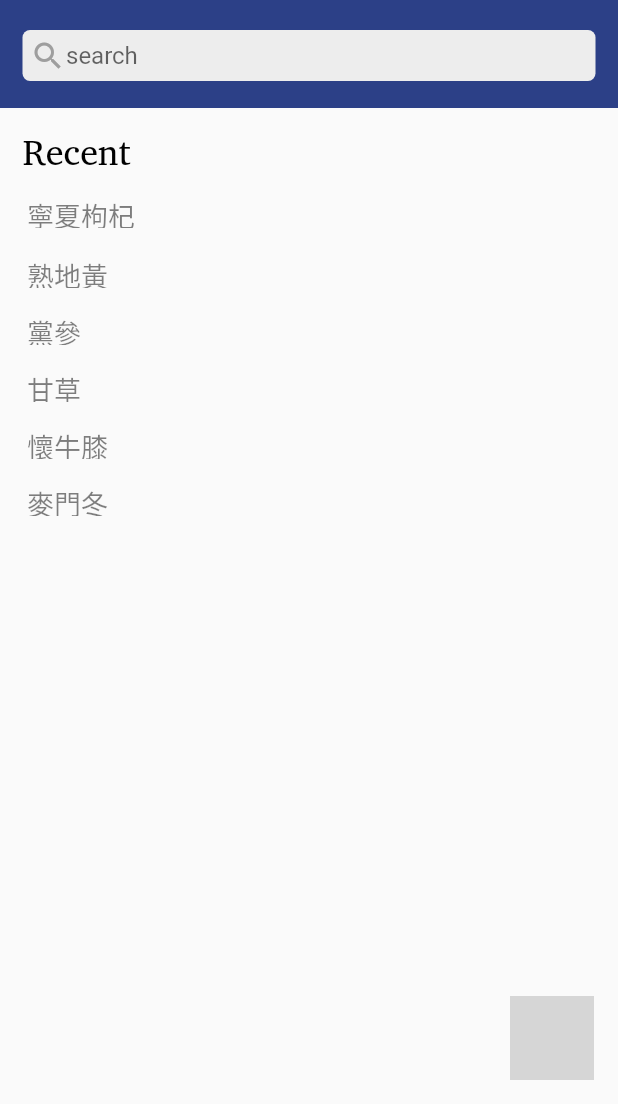
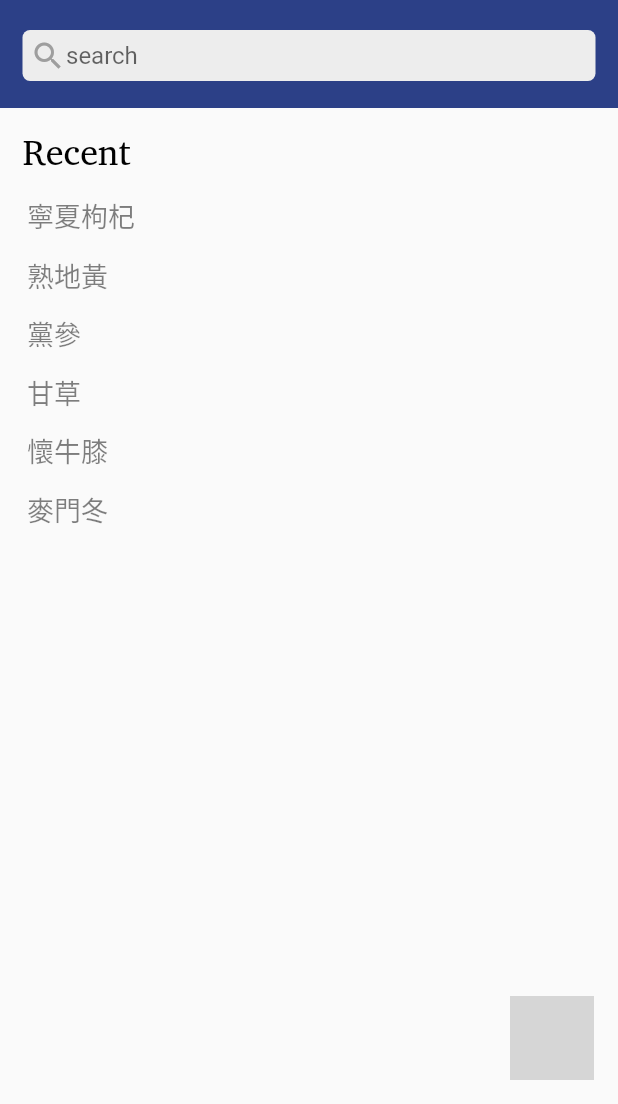
Before and after one commit to BenedictusKent/TCM_Analyzer, a Flutter app: the screen it shows after launch, on a phone screen of 412 x 824 dp, the part 132-1236 px from its top. Run offline on Flutter 3.47's test engine with Material 2 defaults, Android fonts, the phone set to English and light mode, and no system bars; our stand-ins replace camera, flutter_native_image, image_cropper, image_picker; missing offline and left inert: image_size_getter, unicorndial; grey boxes are pictures that could not be loaded.

Commit message:
heighten recent search boxes

```diff
--- a/tcm_analyzer/lib/home.dart
+++ b/tcm_analyzer/lib/home.dart
@@ -1,4 +1,3 @@
-import 'dart:io';
 import 'package:camera/camera.dart';
 import 'package:flutter/material.dart';
 import 'package:image_picker/image_picker.dart';
@@ -161,7 +160,7 @@ class _HomePageState extends State<HomePage>
                   // Recent searches (first)
                   Container(
                     margin: EdgeInsets.only(top: 50.0, left: 10.0),
-                    height: 38.0,
+                    height: 40.0,
                     width: MediaQuery.of(context).size.width,
                     child: TextButton(
                       onPressed: () {
@@ -181,7 +180,7 @@ class _HomePageState extends State<HomePage>
 
                   // Recent searches (second to end)
                   Container(
-                    height: 190.0,
+                    height: 200.0,
                     margin: EdgeInsets.only(top: 90.0),
                     width: MediaQuery.of(context).size.width,
                     child: Column(
@@ -189,7 +188,7 @@ class _HomePageState extends State<HomePage>
                         for (int i = 1; i < 6; ++i)
                           Container(
                               margin: EdgeInsets.only(left: 10.0),
-                              height: 38.0,
+                              height: 39.0,
                               width: MediaQuery.of(context).size.width,
                               child: TextButton(
                                 onPressed: () {
```
